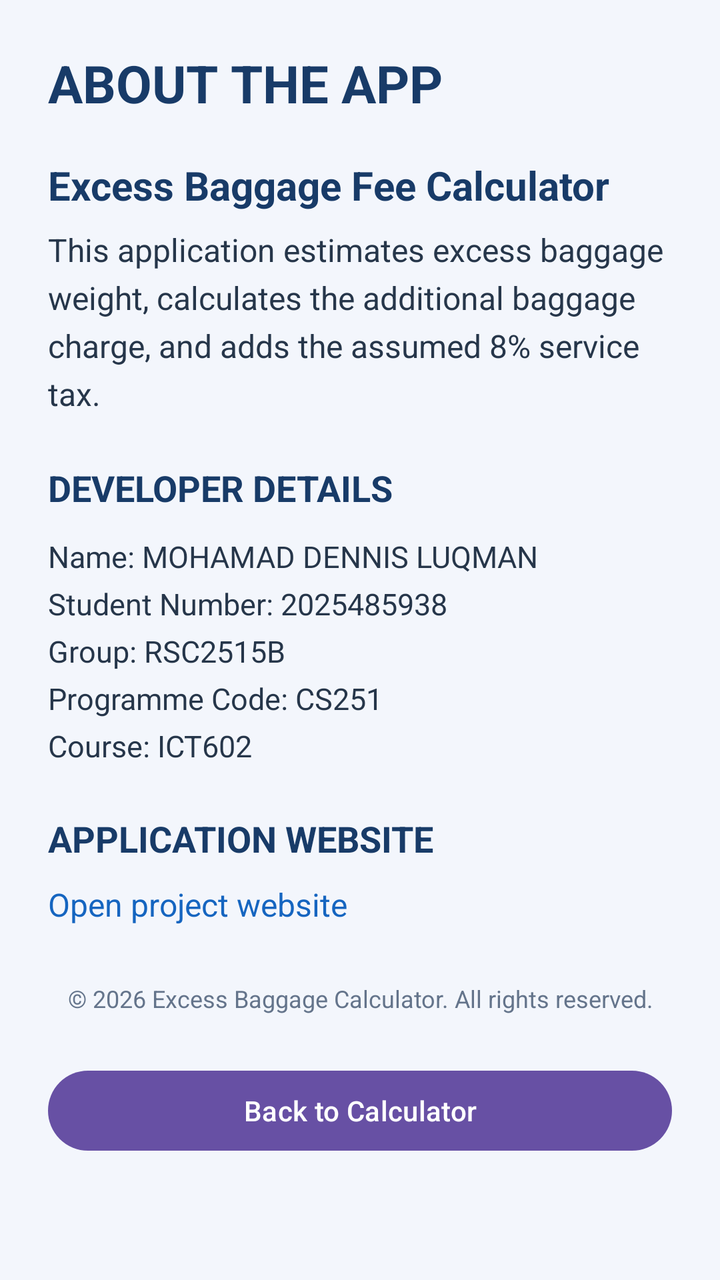
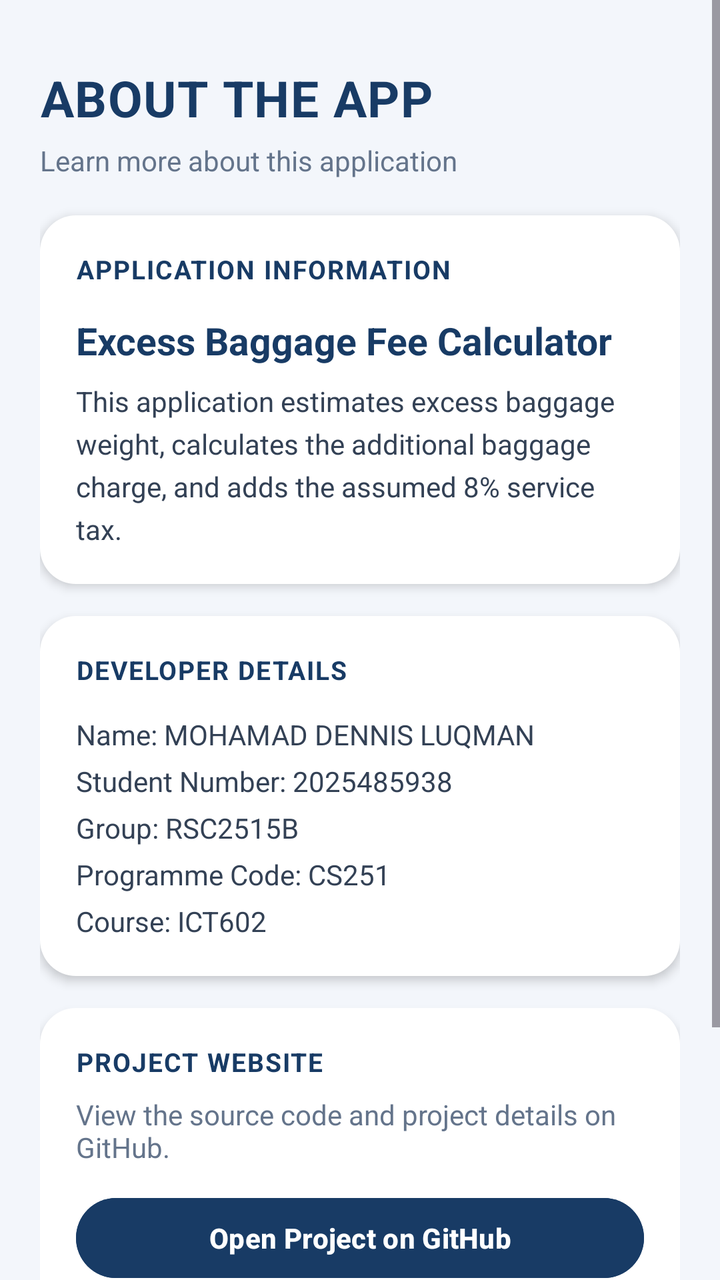

The first picture is an Android layout as it rendered before a commit; the second is the same layout after the commit. The layout source and the unified diff follow.
<!-- AndroidManifest.xml: application theme Theme.ExcessBaggageCalculator -->
<!-- res/layout/activity_about.xml -->
<?xml version="1.0" encoding="utf-8"?>
<ScrollView xmlns:android="http://schemas.android.com/apk/res/android"
    android:layout_width="match_parent"
    android:layout_height="match_parent"
    android:background="#F3F6FC"
    android:fillViewport="true">

    <LinearLayout
        android:layout_width="match_parent"
        android:layout_height="wrap_content"
        android:orientation="vertical"
        android:padding="24dp">

        <TextView
            android:layout_width="match_parent"
            android:layout_height="wrap_content"
            android:text="ABOUT THE APP"
            android:textColor="#183B68"
            android:textSize="26sp"
            android:textStyle="bold" />

        <TextView
            android:layout_width="match_parent"
            android:layout_height="wrap_content"
            android:layout_marginTop="20dp"
            android:text="Excess Baggage Fee Calculator"
            android:textColor="#183B68"
            android:textSize="20sp"
            android:textStyle="bold" />

        <TextView
            android:layout_width="match_parent"
            android:layout_height="wrap_content"
            android:layout_marginTop="8dp"
            android:text="This application estimates excess baggage weight, calculates the additional baggage charge, and adds the assumed 8% service tax."
            android:textColor="#26364A"
            android:textSize="16sp"
            android:lineSpacingExtra="5dp" />

        <TextView
            android:layout_width="match_parent"
            android:layout_height="wrap_content"
            android:layout_marginTop="24dp"
            android:text="DEVELOPER DETAILS"
            android:textColor="#183B68"
            android:textStyle="bold"
            android:textSize="18sp" />

        <TextView
            android:id="@+id/studentDetails"
            android:layout_width="match_parent"
            android:layout_height="wrap_content"
            android:layout_marginTop="12dp"
            android:text="Name: MOHAMAD DENNIS LUQMAN\nStudent Number: 2025485938\nGroup: RSC2515B\nProgramme Code: CS251\nCourse: ICT602"
            android:textColor="#26364A"
            android:textSize="15sp"
            android:lineSpacingExtra="6dp" />

        <TextView
            android:layout_width="match_parent"
            android:layout_height="wrap_content"
            android:layout_marginTop="24dp"
            android:text="APPLICATION WEBSITE"
            android:textColor="#183B68"
            android:textStyle="bold"
            android:textSize="18sp" />

        <TextView
            android:id="@+id/websiteLink"
            android:layout_width="match_parent"
            android:layout_height="wrap_content"
            android:layout_marginTop="10dp"
            android:text="Open project website"
            android:textColor="#1565C0"
            android:textSize="16sp"
            android:clickable="true"
            android:focusable="true" />

        <TextView
            android:layout_width="match_parent"
            android:layout_height="wrap_content"
            android:layout_marginTop="28dp"
            android:gravity="center"
            android:text="© 2026 Excess Baggage Calculator. All rights reserved."
            android:textColor="#64748B"
            android:textSize="12sp" />

        <Button
            android:id="@+id/backButton"
            android:layout_width="match_parent"
            android:layout_height="wrap_content"
            android:layout_marginTop="24dp"
            android:text="Back to Calculator"
            android:textAllCaps="false" />

    </LinearLayout>
</ScrollView>
<!-- resources referenced by this layout -->
<resources>
  <style name="Theme.ExcessBaggageCalculator" parent="Base.Theme.ExcessBaggageCalculator" />
  <style name="Base.Theme.ExcessBaggageCalculator" parent="Theme.Material3.DayNight.NoActionBar">
          
          
      </style>
</resources>

<!-- the commit's change to res/layout/activity_about.xml (unified diff, before → after) -->
@@ -2,84 +2,147 @@
 <ScrollView xmlns:android="http://schemas.android.com/apk/res/android"
     android:layout_width="match_parent"
     android:layout_height="match_parent"
-    android:background="#F3F6FC"
+    android:background="#F3F6FB"
     android:fillViewport="true">
 
     <LinearLayout
         android:layout_width="match_parent"
         android:layout_height="wrap_content"
         android:orientation="vertical"
-        android:padding="24dp">
+        android:paddingStart="20dp"
+        android:paddingEnd="20dp"
+        android:paddingTop="32dp"
+        android:paddingBottom="20dp">
 
         <TextView
             android:layout_width="match_parent"
             android:layout_height="wrap_content"
             android:text="ABOUT THE APP"
-            android:textColor="#183B68"
-            android:textSize="26sp"
-            android:textStyle="bold" />
+            android:textColor="#183B65"
+            android:textSize="25sp"
+            android:textStyle="bold"
+            android:letterSpacing="0.02" />
+
+        <TextView
+            android:layout_width="match_parent"
+            android:layout_height="wrap_content"
+            android:layout_marginTop="5dp"
+            android:layout_marginBottom="18dp"
+            android:text="Learn more about this application"
+            android:textColor="#64748B"
+            android:textSize="14sp" />
+
+        
+        <LinearLayout
+            android:layout_width="match_parent"
+            android:layout_height="wrap_content"
+            android:background="@drawable/bg_calculator_card"
+            android:elevation="3dp"
+            android:orientation="vertical"
+            android:padding="18dp">
+
+            <TextView
+                android:layout_width="match_parent"
+                android:layout_height="wrap_content"
+                android:text="APPLICATION INFORMATION"
+                android:textColor="#183B65"
+                android:textSize="13sp"
+                android:textStyle="bold"
+                android:letterSpacing="0.05" />
+
+            <TextView
+                android:layout_width="match_parent"
+                android:layout_height="wrap_content"
+                android:layout_marginTop="14dp"
+                android:text="Excess Baggage Fee Calculator"
+                android:textColor="#183B65"
+                android:textSize="19sp"
+                android:textStyle="bold" />
+
+            <TextView
+                android:layout_width="match_parent"
+                android:layout_height="wrap_content"
+                android:layout_marginTop="8dp"
+                android:lineSpacingExtra="5dp"
+                android:text="This application estimates excess baggage weight, calculates the additional baggage charge, and adds the assumed 8% service tax."
+                android:textColor="#334155"
+                android:textSize="14sp" />
+        </LinearLayout>
+
+        
+        <LinearLayout
+            android:layout_width="match_parent"
+            android:layout_height="wrap_content"
+            android:layout_marginTop="16dp"
+            android:background="@drawable/bg_calculator_card"
+            android:elevation="3dp"
+            android:orientation="vertical"
+            android:padding="18dp">
+
+            <TextView
+                android:layout_width="match_parent"
+                android:layout_height="wrap_content"
+                android:text="DEVELOPER DETAILS"
+                android:textColor="#183B65"
+                android:textSize="13sp"
+                android:textStyle="bold"
+                android:letterSpacing="0.05" />
+
+            <TextView
+                android:id="@+id/studentDetails"
+                android:layout_width="match_parent"
+                android:layout_height="wrap_content"
+                android:layout_marginTop="14dp"
+                android:lineSpacingExtra="7dp"
+                android:text="Name: MOHAMAD DENNIS LUQMAN\nStudent Number: 2025485938\nGroup: RSC2515B\nProgramme Code: CS251\nCourse: ICT602"
+                android:textColor="#334155"
+                android:textSize="14sp" />
+        </LinearLayout>
+
+        
+        <LinearLayout
+            android:layout_width="match_parent"
+            android:layout_height="wrap_content"
+            android:layout_marginTop="16dp"
+            android:background="@drawable/bg_calculator_card"
+            android:elevation="3dp"
+            android:orientation="vertical"
+            android:padding="18dp">
+
+            <TextView
+                android:layout_width="match_parent"
+                android:layout_height="wrap_content"
+                android:text="PROJECT WEBSITE"
+                android:textColor="#183B65"
+                android:textSize="13sp"
+                android:textStyle="bold"
+                android:letterSpacing="0.05" />
+
+            <TextView
+                android:layout_width="match_parent"
+                android:layout_height="wrap_content"
+                android:layout_marginTop="8dp"
+                android:text="View the source code and project details on GitHub."
+                android:textColor="#64748B"
+                android:textSize="14sp" />
+
+            <Button
+                android:id="@+id/websiteLink"
+                android:layout_width="match_parent"
+                android:layout_height="48dp"
+                android:layout_marginTop="12dp"
+                android:backgroundTint="#183B65"
+                android:text="Open Project on GitHub"
+                android:textAllCaps="false"
+                android:textColor="#FFFFFF"
+                android:textSize="14sp"
+                android:textStyle="bold" />
+        </LinearLayout>
 
         <TextView
             android:layout_width="match_parent"
             android:layout_height="wrap_content"
             android:layout_marginTop="20dp"
-            android:text="Excess Baggage Fee Calculator"
-            android:textColor="#183B68"
-            android:textSize="20sp"
-            android:textStyle="bold" />
-
-        <TextView
-            android:layout_width="match_parent"
-            android:layout_height="wrap_content"
-            android:layout_marginTop="8dp"
-            android:text="This application estimates excess baggage weight, calculates the additional baggage charge, and adds the assumed 8% service tax."
-            android:textColor="#26364A"
-            android:textSize="16sp"
-            android:lineSpacingExtra="5dp" />
-
-        <TextView
-            android:layout_width="match_parent"
-            android:layout_height="wrap_content"
-            android:layout_marginTop="24dp"
-            android:text="DEVELOPER DETAILS"
-            android:textColor="#183B68"
-            android:textStyle="bold"
-            android:textSize="18sp" />
-
-        <TextView
-            android:id="@+id/studentDetails"
-            android:layout_width="match_parent"
-            android:layout_height="wrap_content"
-            android:layout_marginTop="12dp"
-            android:text="Name: MOHAMAD DENNIS LUQMAN\nStudent Number: 2025485938\nGroup: RSC2515B\nProgramme Code: CS251\nCourse: ICT602"
-            android:textColor="#26364A"
-            android:textSize="15sp"
-            android:lineSpacingExtra="6dp" />
-
-        <TextView
-            android:layout_width="match_parent"
-            android:layout_height="wrap_content"
-            android:layout_marginTop="24dp"
-            android:text="APPLICATION WEBSITE"
-            android:textColor="#183B68"
-            android:textStyle="bold"
-            android:textSize="18sp" />
-
-        <TextView
-            android:id="@+id/websiteLink"
-            android:layout_width="match_parent"
-            android:layout_height="wrap_content"
-            android:layout_marginTop="10dp"
-            android:text="Open project website"
-            android:textColor="#1565C0"
-            android:textSize="16sp"
-            android:clickable="true"
-            android:focusable="true" />
-
-        <TextView
-            android:layout_width="match_parent"
-            android:layout_height="wrap_content"
-            android:layout_marginTop="28dp"
             android:gravity="center"
             android:text="© 2026 Excess Baggage Calculator. All rights reserved."
             android:textColor="#64748B"
@@ -88,10 +151,15 @@
         <Button
             android:id="@+id/backButton"
             android:layout_width="match_parent"
-            android:layout_height="wrap_content"
-            android:layout_marginTop="24dp"
+            android:layout_height="50dp"
+            android:layout_marginTop="18dp"
+            android:layout_marginBottom="12dp"
+            android:backgroundTint="#6651A5"
             android:text="Back to Calculator"
-            android:textAllCaps="false" />
+            android:textAllCaps="false"
+            android:textColor="#FFFFFF"
+            android:textSize="14sp"
+            android:textStyle="bold" />
 
     </LinearLayout>
 </ScrollView>
<!-- resource entries referenced after the edit -->
@@ -1,5 +1,11 @@
 <!-- resources referenced by this layout -->
 <resources>
+  <!-- drawable bg_calculator_card (drawable) -->
+  <?xml version="1.0" encoding="utf-8"?>
+  <shape xmlns:android="http://schemas.android.com/apk/res/android">
+      <solid android:color="#FFFFFF" />
+      <corners android:radius="18dp" />
+  </shape>
   <style name="Theme.ExcessBaggageCalculator" parent="Base.Theme.ExcessBaggageCalculator" />
   <style name="Base.Theme.ExcessBaggageCalculator" parent="Theme.Material3.DayNight.NoActionBar">
           
